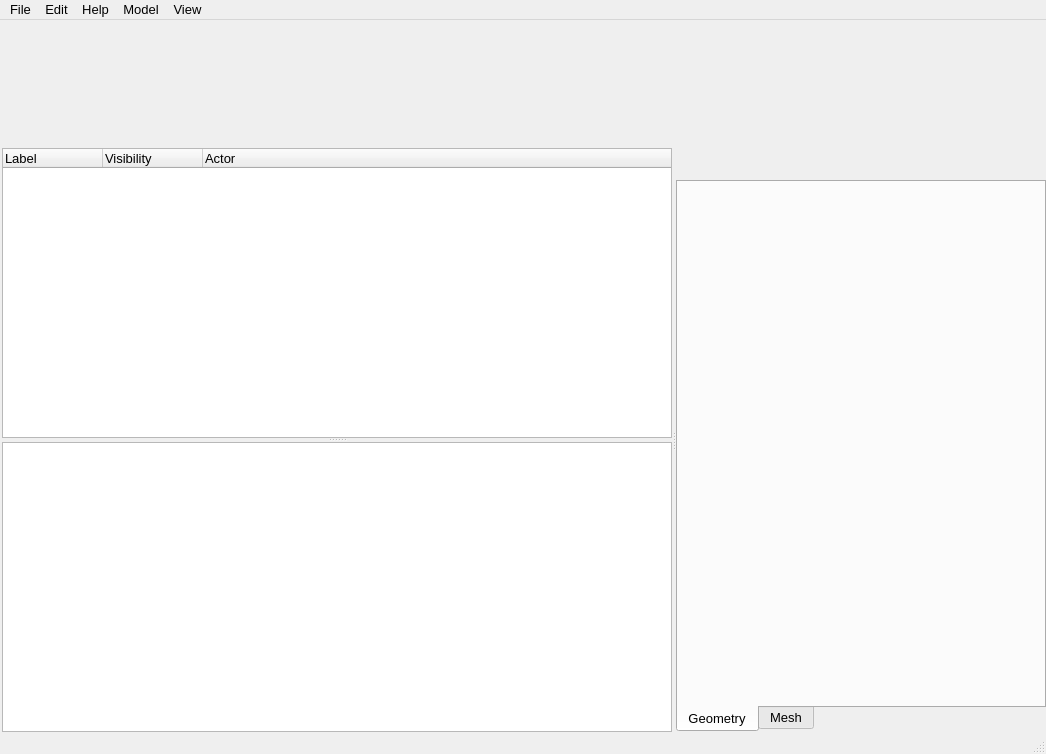
Before: the Qt Designer form src/UserInterface/Forms/MainWindow.ui in PawelekPro/MeshGeneratingTool, drawn with Qt 5.
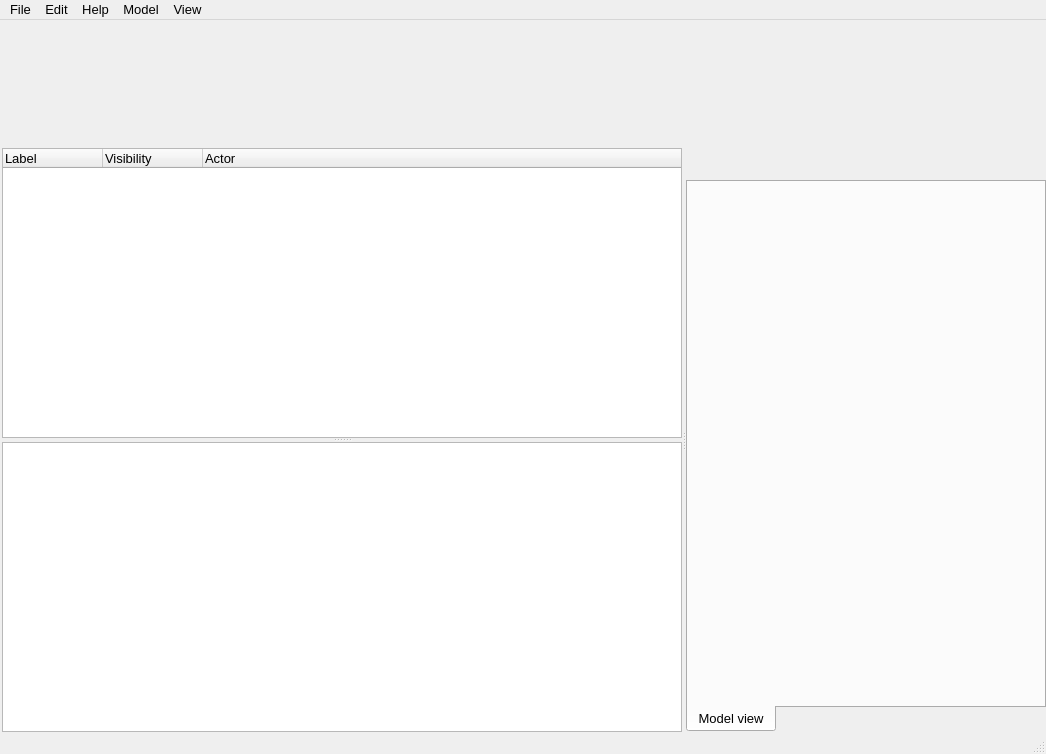
After: the same form once the commit is applied. Icons and pictures are not drawn. Custom widgets are drawn as their Qt base class.

Commit message: revert Form changes - requiers a meeting for layout planning first

The edit to the form file:
```diff
--- a/src/UserInterface/Forms/MainWindow.ui
+++ b/src/UserInterface/Forms/MainWindow.ui
@@ -322,7 +322,7 @@
           </property>
           <widget class="QWidget" name="modelView">
            <attribute name="title">
-            <string>Geometry</string>
+            <string>Model view</string>
            </attribute>
            <layout class="QGridLayout" name="gridLayout_4">
             <property name="leftMargin">
@@ -339,11 +339,6 @@
             </property>
            </layout>
           </widget>
-          <widget class="QWidget" name="meshView">
-           <attribute name="title">
-            <string>Mesh</string>
-           </attribute>
-          </widget>
          </widget>
         </item>
        </layout>
```
Left out of the diff: 3 changed lines with no effect on the pictures.
